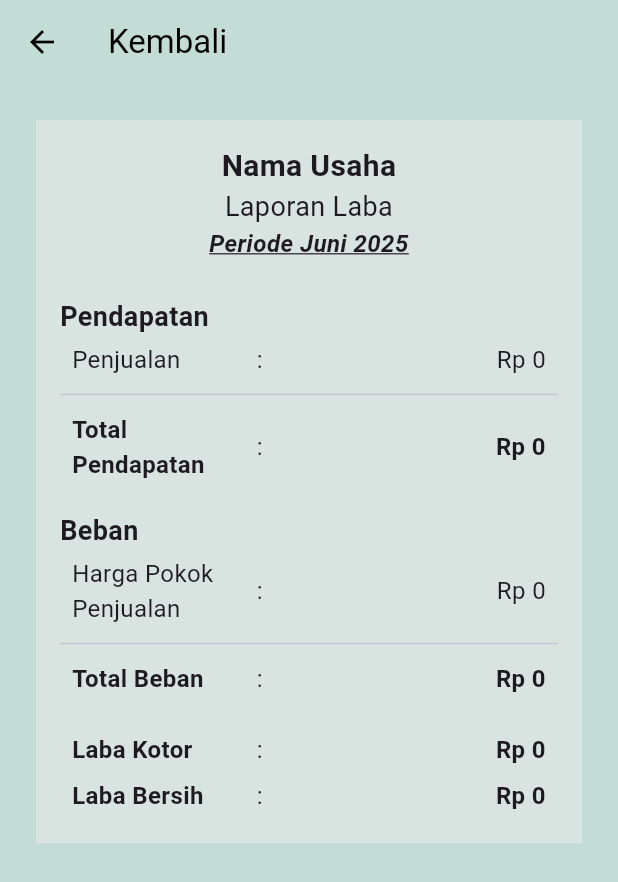
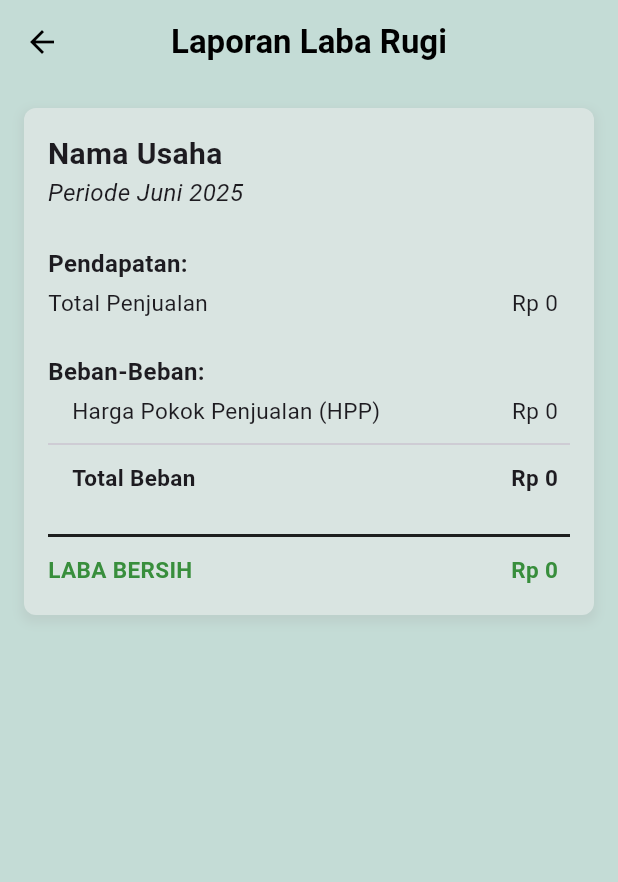
Before and after one commit to idrishaidir/Simanis, a Flutter app: the LaporanDetailScreen screen opened directly with empty values, on a phone screen of 412 x 824 dp. Shown: the top 882 px of the screen. Run offline on Flutter 3.47's test engine with Material 3 defaults, Android fonts, the light colour scheme and no system bars; our stand-ins replace dio, image_picker, pdf, qr_flutter, share_plus, sqflite; accounts and stored records are empty.

Commit message:
Selesai, silahkan lakukan debugging

```diff
--- a/lib/screens/beranda_pages/widgets/fiturLaba/laporan_detail_screen.dart
+++ b/lib/screens/beranda_pages/widgets/fiturLaba/laporan_detail_screen.dart
@@ -1,3 +1,4 @@
+import 'package:SIMANIS_V1/models/beban_model.dart';
 import 'package:SIMANIS_V1/providers/beban_provider.dart';
 import 'package:SIMANIS_V1/providers/profil_provider.dart';
 import 'package:SIMANIS_V1/providers/transaksi_provider.dart';
@@ -24,63 +25,63 @@
     );
     final bebanProvider = Provider.of<BebanProvider>(context, listen: false);
 
-    double totalPenjualan = transaksiProvider.transaksiList.fold(
+    // 1. Pendapatan (Total Penjualan)
+    double totalPendapatan = transaksiProvider.transaksiList.fold(
       0,
       (sum, trx) => sum + trx.totalJual,
     );
+
+    // 2. Harga Pokok Penjualan (HPP)
     double hpp = transaksiProvider.transaksiList.fold(
       0,
       (sum, trx) => sum + trx.totalModal,
     );
 
-    double labaKotor = totalPenjualan - hpp;
-
+    // 3. Beban Operasional (semua beban selain HPP dari pembelian stok)
     final bebanOperasionalSaja =
         bebanProvider.bebanList
             .where((beban) => !beban.nama_beban.startsWith("Pembelian Stok:"))
             .toList();
 
-    final Map<String, double> aggregatedBeban = {};
-    for (var beban in bebanOperasionalSaja) {
-      aggregatedBeban.update(
-        beban.nama_beban,
-        (value) => value + beban.jumlah_beban,
-        ifAbsent: () => beban.jumlah_beban,
-      );
-    }
-
+    // 4. Hitung Total Beban (HPP + Beban Operasional)
     double totalBebanOperasional = bebanOperasionalSaja.fold(
       0,
       (sum, beban) => sum + beban.jumlah_beban,
     );
+    double totalBeban = hpp + totalBebanOperasional;
 
-    double labaBersih = labaKotor - totalBebanOperasional;
+    // 5. Hitung Laba Bersih (Pendapatan - Total Beban)
+    double labaBersih = totalPendapatan - totalBeban;
 
-    Widget _buildRow(String label, String value, {bool isBold = false}) {
+    Widget _buildRow(
+      String label,
+      String value, {
+      bool isBold = false,
+      int indent = 0,
+      Color? textColor,
+    }) {
       return Padding(
-        padding: const EdgeInsets.symmetric(vertical: 4.0, horizontal: 8.0),
+        padding: EdgeInsets.fromLTRB(indent * 16.0, 4.0, 8.0, 4.0),
         child: Row(
+          mainAxisAlignment: MainAxisAlignment.spaceBetween,
           children: [
             Expanded(
-              flex: 2,
               child: Text(
                 label,
                 style: TextStyle(
                   fontWeight: isBold ? FontWeight.bold : FontWeight.normal,
-                  fontSize: 16,
+                  fontSize: 15,
+                  color: textColor,
                 ),
               ),
             ),
-            Text(": ", style: TextStyle(fontSize: 16)),
-            Expanded(
-              flex: 3,
-              child: Text(
-                value,
-                textAlign: TextAlign.right,
-                style: TextStyle(
-                  fontWeight: isBold ? FontWeight.bold : FontWeight.normal,
-                  fontSize: 16,
-                ),
+            Text(
+              value,
+              textAlign: TextAlign.right,
+              style: TextStyle(
+                fontWeight: isBold ? FontWeight.bold : FontWeight.normal,
+                fontSize: 15,
+                color: textColor,
               ),
             ),
           ],
@@ -95,19 +96,34 @@
           icon: Icon(Icons.arrow_back, color: Colors.black),
           onPressed: () => Navigator.of(context).pop(),
         ),
-        title: Text('Kembali', style: TextStyle(color: Colors.black)),
+        title: Text(
+          'Laporan Laba Rugi',
+          style: TextStyle(color: Colors.black, fontWeight: FontWeight.bold),
+        ),
         backgroundColor: Colors.transparent,
         elevation: 0,
+        centerTitle: true,
       ),
 
       body: SingleChildScrollView(
         child: Padding(
-          padding: const EdgeInsets.all(24.0),
+          padding: const EdgeInsets.all(16.0),
           child: Container(
             padding: EdgeInsets.all(16),
-            color: Color(0xFFD9E4E1),
+            decoration: BoxDecoration(
+              color: Color(0xFFD9E4E1),
+              borderRadius: BorderRadius.circular(8),
+              boxShadow: [
+                BoxShadow(
+                  color: Colors.grey.withOpacity(0.2),
+                  spreadRadius: 2,
+                  blurRadius: 5,
+                  offset: Offset(0, 3),
+                ),
+              ],
+            ),
             child: Column(
-              crossAxisAlignment: CrossAxisAlignment.stretch,
+              crossAxisAlignment: CrossAxisAlignment.start,
               children: [
                 Text(
                   profile?.nama_usaha ?? "Nama Usaha",
@@ -115,60 +131,53 @@
                   style: TextStyle(fontSize: 20, fontWeight: FontWeight.bold),
                 ),
                 Text(
-                  "Laporan Laba",
+                  "Periode ${DateFormat('MMMM yyyy', 'id_ID').format(date)}",
                   textAlign: TextAlign.center,
-                  style: TextStyle(fontSize: 18),
+                  style: TextStyle(fontSize: 16, fontStyle: FontStyle.italic),
                 ),
+                SizedBox(height: 24),
 
                 Text(
-                  "Periode ${DateFormat('MMMM yyyy', 'id_ID').format(date)}",
-                  textAlign: TextAlign.center,
-                  style: TextStyle(
-                    fontWeight: FontWeight.bold,
-                    fontStyle: FontStyle.italic,
-                    decoration: TextDecoration.underline,
-                    fontSize: 16,
-                  ),
+                  "Pendapatan:",
+                  style: TextStyle(fontWeight: FontWeight.bold, fontSize: 16),
                 ),
-                SizedBox(height: 24),
+                _buildRow("Total Penjualan", formatter.format(totalPendapatan)),
+
+                SizedBox(height: 20),
+
                 Text(
-                  "Pendapatan",
-                  style: TextStyle(fontWeight: FontWeight.bold, fontSize: 18),
+                  "Beban-Beban:",
+                  style: TextStyle(fontWeight: FontWeight.bold, fontSize: 16),
                 ),
-                _buildRow("Penjualan", formatter.format(totalPenjualan)),
-                Divider(),
                 _buildRow(
-                  "Total Pendapatan",
-                  formatter.format(totalPenjualan),
-                  isBold: true,
+                  "Harga Pokok Penjualan (HPP)",
+                  formatter.format(hpp),
+                  indent: 1,
                 ),
-                SizedBox(height: 16),
-                Text(
-                  "Beban",
-                  style: TextStyle(fontWeight: FontWeight.bold, fontSize: 18),
-                ),
-                _buildRow("Harga Pokok Penjualan", formatter.format(hpp)),
-
-                ...aggregatedBeban.entries.map((entry) {
-                  return _buildRow(entry.key, formatter.format(entry.value));
+                ...bebanOperasionalSaja.map((beban) {
+                  return _buildRow(
+                    beban.nama_beban,
+                    formatter.format(beban.jumlah_beban),
+                    indent: 1,
+                  );
                 }).toList(),
-
                 Divider(),
                 _buildRow(
                   "Total Beban",
-                  formatter.format(totalBebanOperasional),
+                  formatter.format(totalBeban),
                   isBold: true,
+                  indent: 1,
                 ),
+
                 SizedBox(height: 16),
+                Divider(thickness: 2, color: Colors.black87),
+
                 _buildRow(
-                  "Laba Kotor",
-                  formatter.format(labaKotor),
-                  isBold: true,
-                ),
-                _buildRow(
-                  "Laba Bersih",
+                  "LABA BERSIH",
                   formatter.format(labaBersih),
                   isBold: true,
+                  textColor:
+                      labaBersih >= 0 ? Colors.green[700] : Colors.red[700],
                 ),
               ],
             ),
```
Also changed, not shown: lib/helpers/pdf_export_service.dart (+46 -47 lines).
